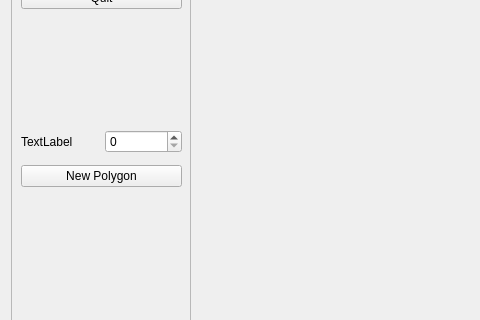
Above: MainWindow.ui from ray-z/Graphics-Assignment1 before the change; both pictures show x 0 to 480 and y 197 to 517 of the 794 by 848 pixel window. Below: the same form after it.
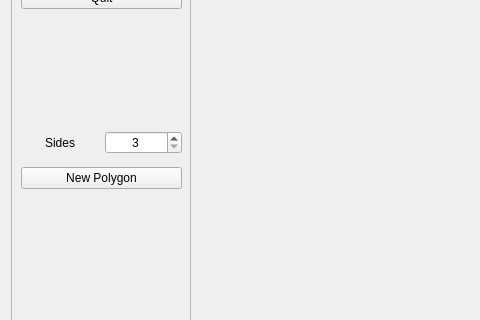
That is the form after the change. Custom widgets are drawn as their Qt base class.

Commit message: enable to draw different sides of polygons

The edit to the form file:
```diff
--- a/MainWindow.ui
+++ b/MainWindow.ui
@@ -114,19 +114,32 @@
         <x>10</x>
         <y>310</y>
         <width>161</width>
-        <height>71</height>
+        <height>72</height>
        </rect>
       </property>
       <layout class="QGridLayout" name="gridLayout_2">
        <item row="0" column="0">
         <widget class="QLabel" name="label">
          <property name="text">
-          <string>TextLabel</string>
+          <string>Sides</string>
+         </property>
+         <property name="alignment">
+          <set>Qt::AlignCenter</set>
          </property>
         </widget>
        </item>
        <item row="0" column="1">
-        <widget class="QSpinBox" name="spinBox"/>
+        <widget class="QSpinBox" name="spinBox">
+         <property name="alignment">
+          <set>Qt::AlignCenter</set>
+         </property>
+         <property name="minimum">
+          <number>3</number>
+         </property>
+         <property name="maximum">
+          <number>20</number>
+         </property>
+        </widget>
        </item>
        <item row="1" column="0" colspan="2">
         <widget class="QPushButton" name="pushButton">
```
Left out of the diff: 21 changed lines with no effect on the pictures. The commit also changes 2 other files.
